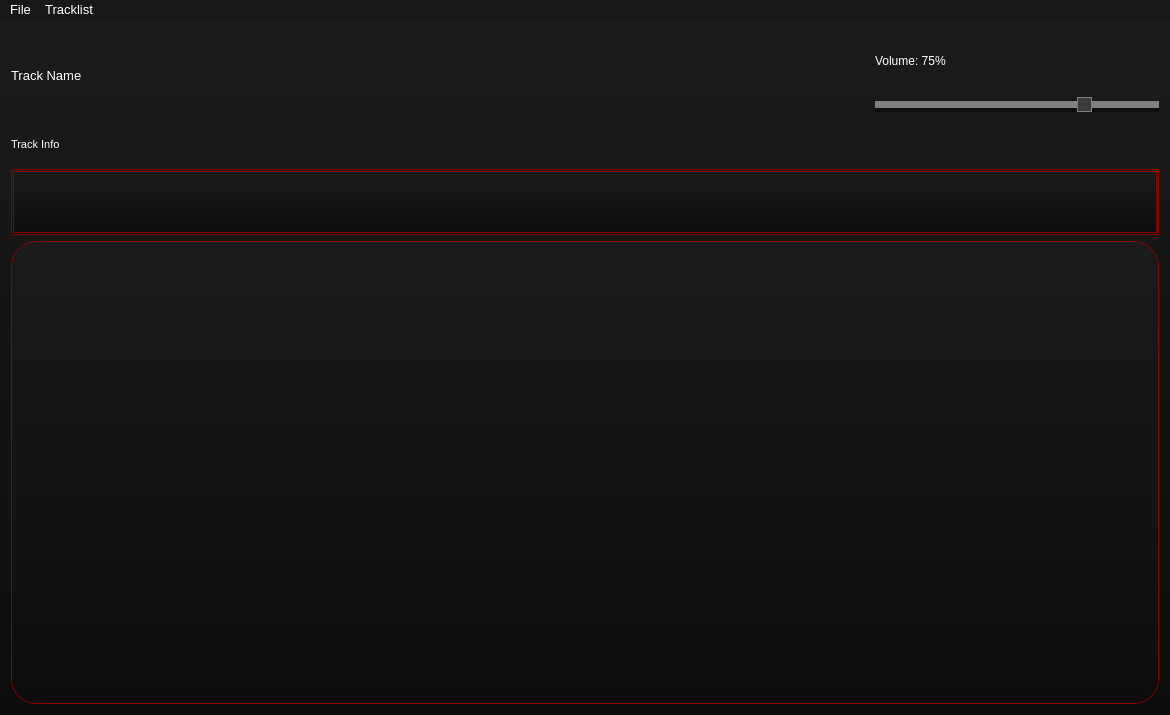
Qt form src/View/MainWindow/mainwindow.ui (Flone-dnb/BloodyPlayer) before a commit.
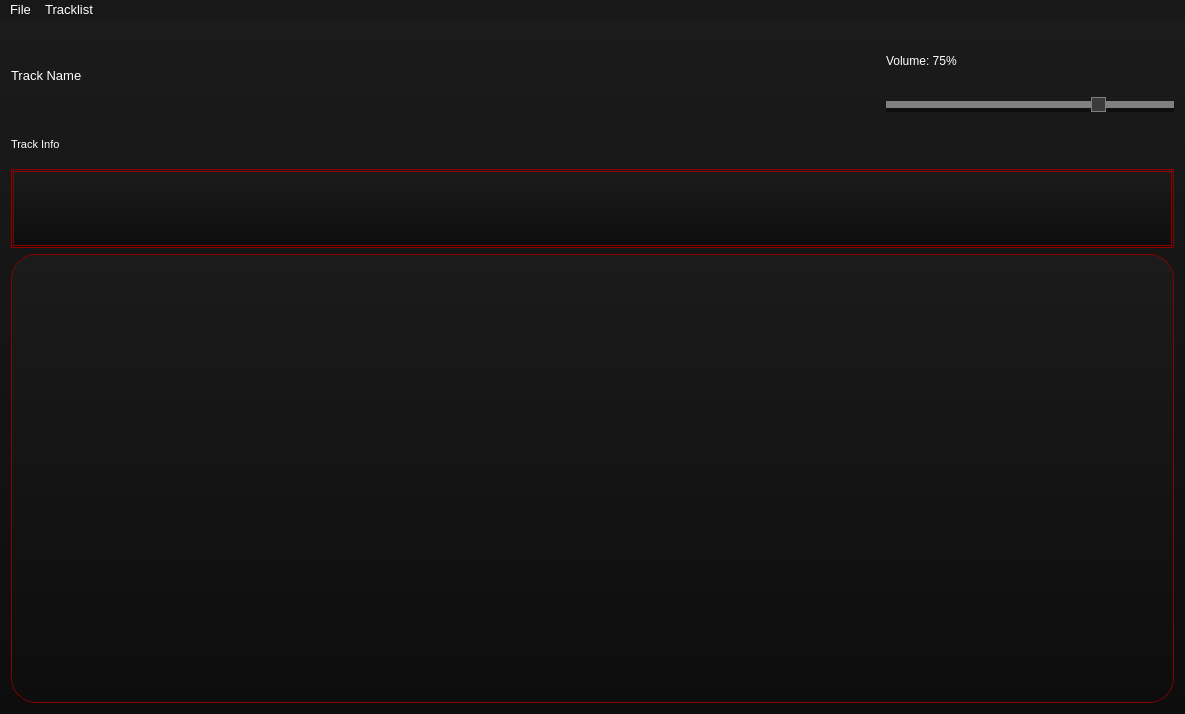
The same form after that commit. Icons and pictures are not drawn. Custom widgets are drawn as their Qt base class.

What changed in the file:
```diff
--- a/src/View/MainWindow/mainwindow.ui
+++ b/src/View/MainWindow/mainwindow.ui
@@ -6,8 +6,8 @@
    <rect>
     <x>0</x>
     <y>0</y>
-    <width>1170</width>
-    <height>715</height>
+    <width>1185</width>
+    <height>714</height>
    </rect>
   </property>
   <property name="windowTitle">
@@ -19,7 +19,7 @@
 color: white;</string>
   </property>
   <widget class="QWidget" name="centralWidget">
-   <layout class="QVBoxLayout" name="verticalLayout" stretch="20,10,70">
+   <layout class="QVBoxLayout" name="verticalLayout" stretch="20,12,68">
     <item>
      <layout class="QHBoxLayout" name="horizontalLayout_2" stretch="50,25,25">
       <item>
@@ -1500,8 +1500,8 @@
         <rect>
          <x>0</x>
          <y>0</y>
-         <width>1142</width>
-         <height>445</height>
+         <width>1157</width>
+         <height>431</height>
         </rect>
        </property>
        <property name="styleSheet">
@@ -1541,7 +1541,7 @@
     <rect>
      <x>0</x>
      <y>0</y>
-     <width>1170</width>
+     <width>1185</width>
      <height>33</height>
     </rect>
    </property>
```
